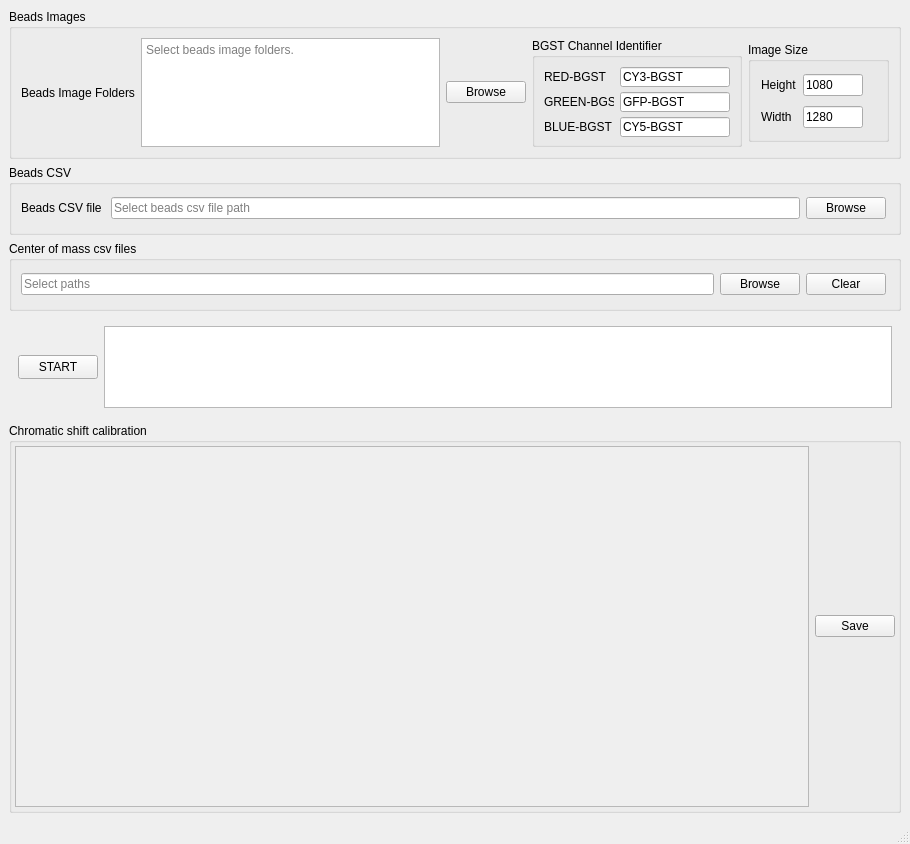
The window that src/ui/MainWindow.ui (JiaaZe/Chromatic-shift-aberration) describes before a commit, drawn with Qt 5.
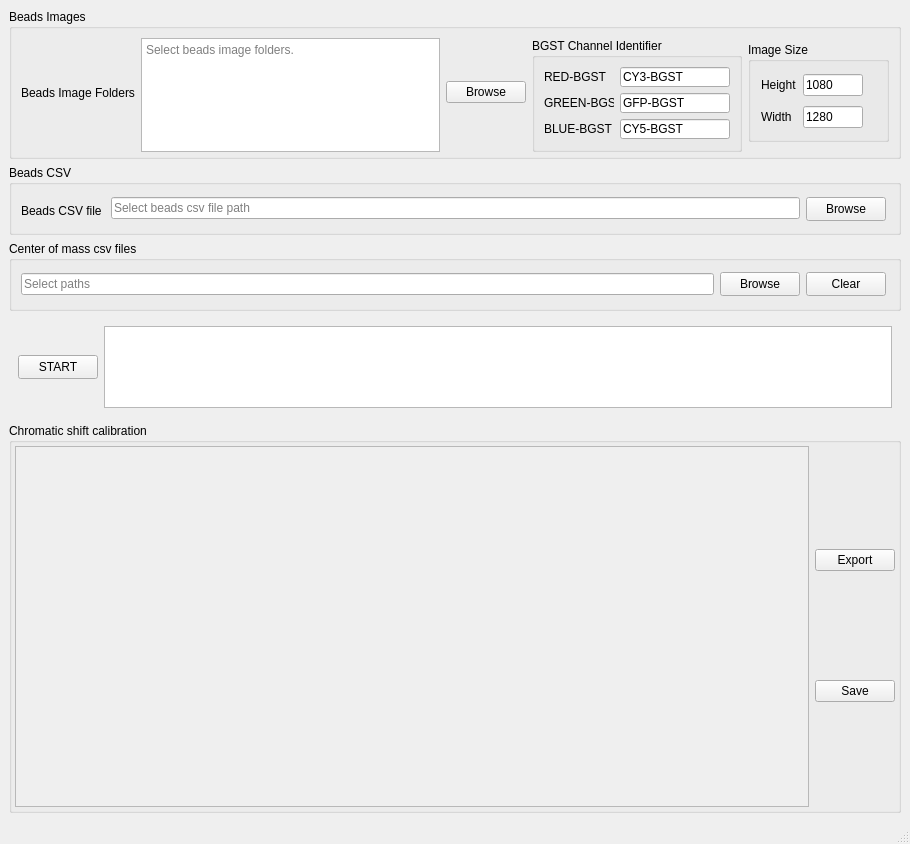
The same window after the commit.

Commit message: add export beads function.

```diff
--- a/src/ui/MainWindow.ui
+++ b/src/ui/MainWindow.ui
@@ -52,6 +52,18 @@
          </property>
          <item>
           <widget class="QLabel" name="label_7">
+           <property name="minimumSize">
+            <size>
+             <width>0</width>
+             <height>28</height>
+            </size>
+           </property>
+           <property name="maximumSize">
+            <size>
+             <width>16777215</width>
+             <height>28</height>
+            </size>
+           </property>
            <property name="text">
             <string>Beads CSV file </string>
            </property>
@@ -75,6 +87,18 @@
          </item>
          <item>
           <widget class="QPushButton" name="btn_beadscsv_browse">
+           <property name="minimumSize">
+            <size>
+             <width>0</width>
+             <height>24</height>
+            </size>
+           </property>
+           <property name="maximumSize">
+            <size>
+             <width>16777215</width>
+             <height>24</height>
+            </size>
+           </property>
            <property name="text">
             <string>Browse</string>
            </property>
@@ -138,6 +162,18 @@
          </item>
          <item>
           <widget class="QPushButton" name="btn_target_csv_browser">
+           <property name="minimumSize">
+            <size>
+             <width>0</width>
+             <height>24</height>
+            </size>
+           </property>
+           <property name="maximumSize">
+            <size>
+             <width>16777215</width>
+             <height>24</height>
+            </size>
+           </property>
            <property name="text">
             <string>Browse</string>
            </property>
@@ -145,6 +181,18 @@
          </item>
          <item>
           <widget class="QPushButton" name="btn_csv_clear">
+           <property name="minimumSize">
+            <size>
+             <width>0</width>
+             <height>24</height>
+            </size>
+           </property>
+           <property name="maximumSize">
+            <size>
+             <width>16777215</width>
+             <height>24</height>
+            </size>
+           </property>
            <property name="text">
             <string>Clear</string>
            </property>
@@ -241,6 +289,13 @@
         </property>
         <item row="0" column="1">
          <layout class="QVBoxLayout" name="verticalLayout_10">
+          <item>
+           <widget class="QPushButton" name="btn_export_beads">
+            <property name="text">
+             <string>Export</string>
+            </property>
+           </widget>
+          </item>
           <item>
            <widget class="QPushButton" name="btn_save_beads_map">
             <property name="text">
@@ -448,13 +503,13 @@
          <property name="minimumSize">
           <size>
            <width>210</width>
-           <height>0</height>
+           <height>114</height>
           </size>
          </property>
          <property name="maximumSize">
           <size>
            <width>210</width>
-           <height>16777215</height>
+           <height>114</height>
           </size>
          </property>
          <property name="title">
@@ -590,6 +645,18 @@
        </item>
        <item row="0" column="1">
         <widget class="QTextEdit" name="beads_folder_path">
+         <property name="minimumSize">
+          <size>
+           <width>0</width>
+           <height>114</height>
+          </size>
+         </property>
+         <property name="maximumSize">
+          <size>
+           <width>16777215</width>
+           <height>114</height>
+          </size>
+         </property>
          <property name="placeholderText">
           <string>Select beads image folders.</string>
          </property>
```
Left out of the diff: 24 changed lines with no effect on the pictures. The commit also changes 2 other files.
